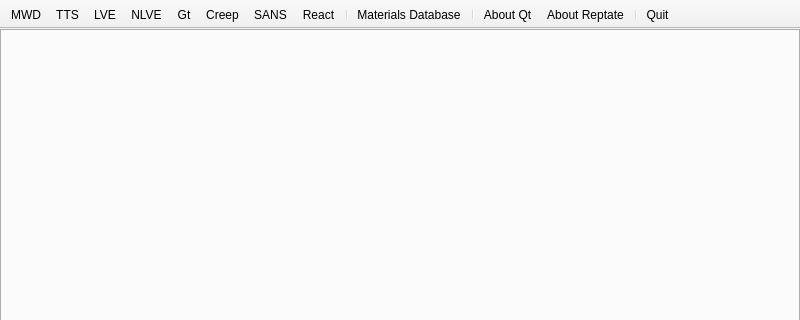
Above: RepTate/gui/ReptateMainWindow.ui from jorge-ramirez-upm/RepTate before the change; both pictures show x 0 to 800 and y 0 to 320 of the 800 by 600 pixel window. Below: the same form after it.
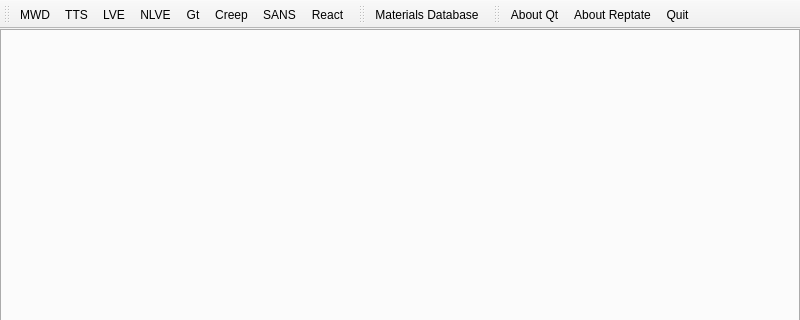
That is the form after the change. Icons and pictures are not drawn.

Commit message: Organized Main Window Actions into separate movable toolbars

Diff of the .ui file:
```diff
--- a/RepTate/gui/ReptateMainWindow.ui
+++ b/RepTate/gui/ReptateMainWindow.ui
@@ -51,7 +51,7 @@
     <string>toolBar</string>
    </property>
    <property name="movable">
-    <bool>false</bool>
+    <bool>true</bool>
    </property>
    <property name="allowedAreas">
     <set>Qt::TopToolBarArea</set>
@@ -79,12 +79,43 @@
    <addaction name="actionCreep"/>
    <addaction name="actionSANS"/>
    <addaction name="actionReact"/>
-   <addaction name="separator"/>
+  </widget>
+  <widget class="QToolBar" name="toolBarTools">
+   <property name="windowTitle">
+    <string>toolBar</string>
+   </property>
+   <property name="toolTip">
+    <string>Tools Toolbar</string>
+   </property>
+   <property name="floatable">
+    <bool>false</bool>
+   </property>
+   <attribute name="toolBarArea">
+    <enum>TopToolBarArea</enum>
+   </attribute>
+   <attribute name="toolBarBreak">
+    <bool>false</bool>
+   </attribute>
    <addaction name="actionMaterials_Database"/>
-   <addaction name="separator"/>
+  </widget>
+  <widget class="QToolBar" name="toolBarHelp">
+   <property name="windowTitle">
+    <string>toolBar_2</string>
+   </property>
+   <property name="toolTip">
+    <string>Help Toolbar</string>
+   </property>
+   <property name="floatable">
+    <bool>false</bool>
+   </property>
+   <attribute name="toolBarArea">
+    <enum>TopToolBarArea</enum>
+   </attribute>
+   <attribute name="toolBarBreak">
+    <bool>false</bool>
+   </attribute>
    <addaction name="actionAbout_Qt"/>
    <addaction name="actionAbout"/>
-   <addaction name="separator"/>
    <addaction name="actionQuit"/>
   </widget>
   <action name="actionQuit">
```
Left out of the diff: 7 changed lines with no effect on the pictures. The commit also changes 6 other files.
